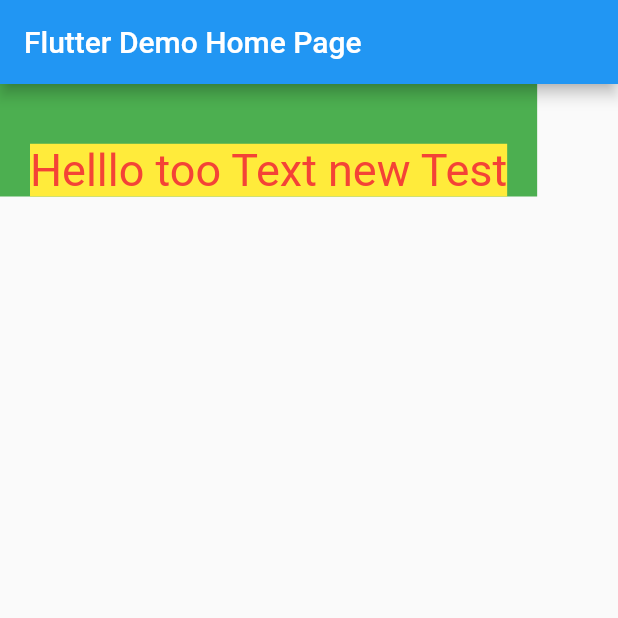
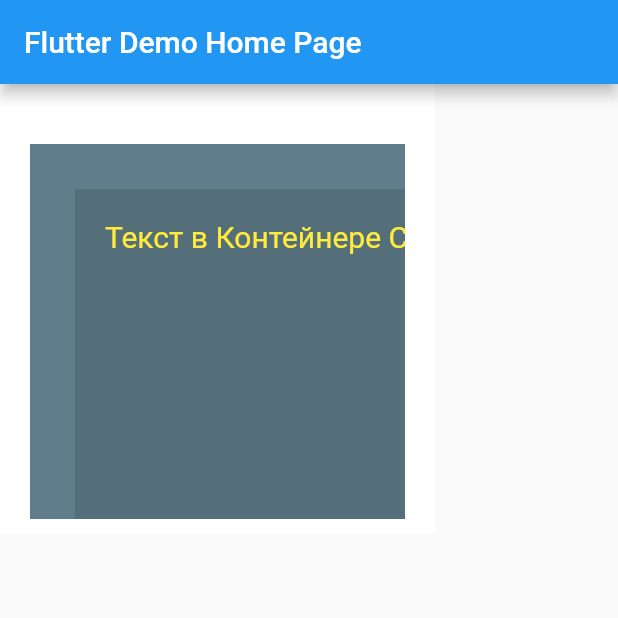
Before and after one commit to ALipovik/testapp0503, a Flutter app: the screen it shows after launch, on a phone screen of 412 x 824 dp, the top half of it. Run offline on Flutter 3.47's test engine with Material 2 defaults, Android fonts, the phone set to English and light mode, and no system bars; missing offline and left inert: dart:html.

Commit message:
updated myStackWiget

```diff
--- a/lib/main.dart
+++ b/lib/main.dart
@@ -1,6 +1,7 @@
 import 'dart:html';
 
 import 'package:flutter/material.dart';
+import 'package:test_app/myStackWiget.dart';
 
 void main() {
   runApp(const MyApp());
@@ -43,19 +44,21 @@ class _MyHomePageState extends State<MyHomePage> {
   @override
   Widget build(BuildContext context) {
     return Scaffold(
-        appBar: AppBar(
-          title: Text(widget.title),
-        ),
-        body: Container(
-          padding: const EdgeInsets.only(top: 40, left: 20, right: 20),
-          color: Colors.green,
-          child: const Text('Helllo too Text new Test',
-              textDirection: TextDirection.ltr,
-              textAlign: TextAlign.center,
-              style: TextStyle(
-                  color: Colors.red,
-                  fontSize: 30,
-                  backgroundColor: Colors.yellow)),
-        ));
+      appBar: AppBar(
+        title: Text(widget.title),
+      ),
+      body: MyStackWiget(),
+      // body: Container(
+      //   padding: const EdgeInsets.only(top: 40, left: 20, right: 20),
+      //   color: Colors.green,
+      //   child: const Text('Helllo too Text new Test',
+      //       textDirection: TextDirection.ltr,
+      //       textAlign: TextAlign.center,
+      //       style: TextStyle(
+      //           color: Colors.red,
+      //           fontSize: 30,
+      //           backgroundColor: Colors.yellow)),
+      // ),
+    );
   }
 }
--- a/lib/myStackWiget.dart
+++ b/lib/myStackWiget.dart
@@ -0,0 +1,63 @@
+import 'package:flutter/material.dart';
+
+class MyStackWiget extends StatelessWidget {
+  @override
+  Widget build(BuildContext context) {
+    // TODO: implement build
+    // throw UnimplementedError();
+    return Container(
+      child: Stack(textDirection: TextDirection.ltr, children: <Widget>[
+        Container(
+          width: 200,
+          height: 200,
+          color: Colors.blueGrey,
+        ),
+        Container(
+          width: 150,
+          height: 150,
+          color: Colors.red,
+        ),
+        Container(
+          width: 120,
+          height: 120,
+          color: Colors.yellow,
+        ),
+        Container(
+          width: 100,
+          height: 100,
+          color: Colors.green,
+        ),
+        Container(
+          color: Colors.white,
+          padding:
+              const EdgeInsets.only(top: 40, bottom: 10, left: 20, right: 20),
+          child: Stack(
+              alignment: AlignmentDirectional.bottomEnd,
+              textDirection: TextDirection.ltr,
+              children: <Widget>[
+                Container(
+                  width: 250,
+                  height: 250,
+                  color: Colors.blueGrey,
+                ),
+                Container(
+                  width: 220,
+                  height: 220,
+                  color: Colors.black12,
+                ),
+                Positioned(
+                  top: 50,
+                  left: 50,
+                  child: Text(
+                    "Текст в Контейнере Стак",
+                    textDirection: TextDirection.ltr,
+                    softWrap: true,
+                    style: TextStyle(fontSize: 20, color: Colors.yellow),
+                  ),
+                ),
+              ]),
+        ),
+      ]),
+    );
+  }
+}
```
